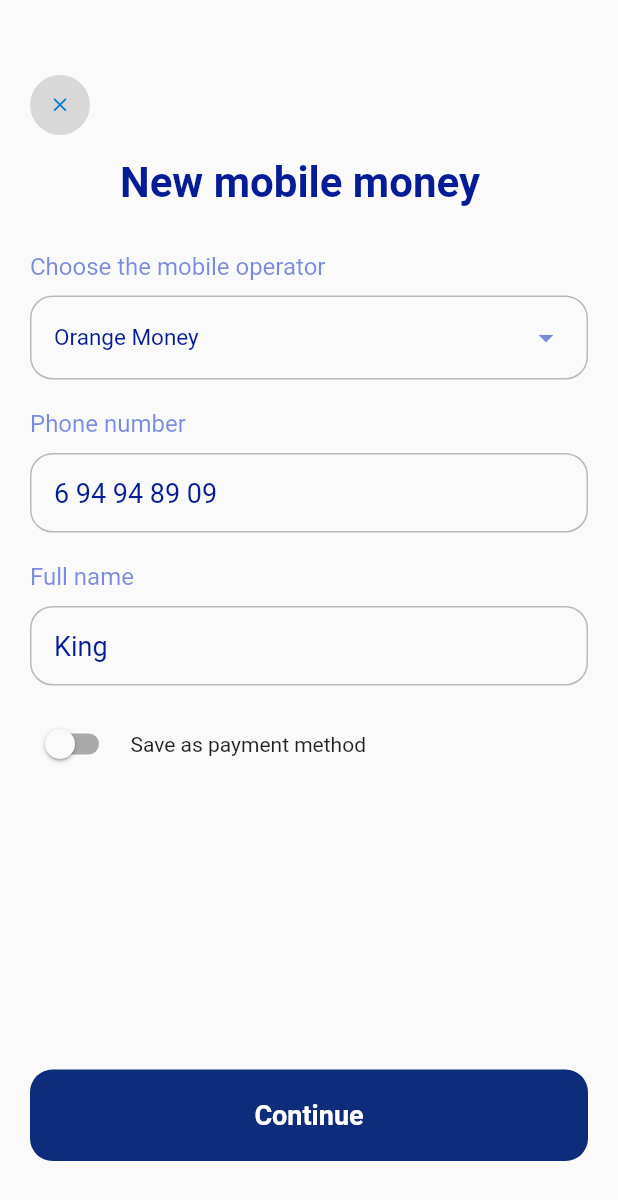
After one commit to asamoah-fred/Flutter-Project, a Flutter app: the NewMobileMoney screen opened directly, on a phone screen of 412 x 824 dp. The commit adds this screen. Shown: the top 1200 px of the screen. Run offline on Flutter 3.47's test engine with Material 2 defaults, Android fonts, the phone set to English and light mode, and no system bars.

```diff
--- /dev/null
+++ b/lib/ui/mobile_method.dart
@@ -0,0 +1,202 @@
+// ignore_for_file: prefer_const_constructors, prefer_const_literals_to_create_immutables
+
+import 'package:flutter/material.dart';
+
+class NewMobileMoney extends StatefulWidget {
+  const NewMobileMoney({Key? key}) : super(key: key);
+
+  @override
+  State<NewMobileMoney> createState() => _NewMobileMoneyState();
+}
+
+class _NewMobileMoneyState extends State<NewMobileMoney> {
+  bool isSwitched = false;
+  @override
+  Widget build(BuildContext context) {
+    return Scaffold(
+      body: Container(
+        padding: EdgeInsets.symmetric(vertical: 50, horizontal: 20),
+        child: Column(
+          crossAxisAlignment: CrossAxisAlignment.start,
+          mainAxisAlignment: MainAxisAlignment.start,
+          children: [
+            GestureDetector(
+              onTap: () {
+                Navigator.pop(context);
+              },
+              child: CircleAvatar(
+                radius: 20,
+                backgroundColor: Color.fromARGB(255, 216, 216, 216),
+                child: Icon(
+                  Icons.close,
+                  color: Color.fromARGB(255, 5, 124, 194),
+                  size: 15,
+                ),
+              ),
+            ),
+            SizedBox(
+              height: 15,
+            ),
+            Padding(
+              padding: const EdgeInsets.symmetric(
+                horizontal: 60,
+              ),
+              child: Text(
+                'New mobile money',
+                style: TextStyle(
+                  fontSize: 28,
+                  color: Color.fromARGB(255, 6, 28, 151),
+                  fontWeight: FontWeight.bold,
+                ),
+              ),
+            ),
+            SizedBox(
+              height: 30,
+            ),
+            Text(
+              'Choose the mobile operator',
+              style: TextStyle(
+                color: Color.fromARGB(144, 21, 53, 197),
+                fontWeight: FontWeight.normal,
+                fontSize: 16,
+              ),
+            ),
+            SizedBox(
+              height: 10,
+            ),
+            Container(
+              padding: EdgeInsets.symmetric(vertical: 15, horizontal: 15),
+              decoration: BoxDecoration(
+                borderRadius: BorderRadius.circular(15),
+                border: Border.all(
+                  color: Colors.black26,
+                ),
+              ),
+              child: Row(
+                children: [
+                  Text(
+                    'Orange Money',
+                    style: TextStyle(
+                      color: Color.fromARGB(255, 6, 28, 151),
+                      fontSize: 15,
+                    ),
+                  ),
+                  Spacer(),
+                  Icon(
+                    Icons.arrow_drop_down_outlined,
+                    color: Color.fromARGB(144, 21, 53, 197),
+                  ),
+                ],
+              ),
+            ),
+            SizedBox(
+              height: 20,
+            ),
+            Text(
+              'Phone number',
+              style: TextStyle(
+                color: Color.fromARGB(144, 21, 53, 197),
+                fontWeight: FontWeight.normal,
+                fontSize: 16,
+              ),
+            ),
+            SizedBox(
+              height: 10,
+            ),
+            Container(
+              padding: EdgeInsets.symmetric(vertical: 15, horizontal: 15),
+              decoration: BoxDecoration(
+                borderRadius: BorderRadius.circular(15),
+                border: Border.all(
+                  color: Colors.black26,
+                ),
+              ),
+              child: Row(
+                children: [
+                  Text(
+                    '6 94 94 89 09',
+                    style: TextStyle(
+                      color: Color.fromARGB(255, 6, 28, 151),
+                      fontSize: 18,
+                    ),
+                  ),
+                ],
+              ),
+            ),
+            SizedBox(
+              height: 20,
+            ),
+            Text(
+              'Full name',
+              style: TextStyle(
+                color: Color.fromARGB(144, 21, 53, 197),
+                fontWeight: FontWeight.normal,
+                fontSize: 16,
+              ),
+            ),
+            SizedBox(
+              height: 10,
+            ),
+            Container(
+              padding: EdgeInsets.symmetric(vertical: 15, horizontal: 15),
+              decoration: BoxDecoration(
+                borderRadius: BorderRadius.circular(15),
+                border: Border.all(
+                  color: Colors.black26,
+                ),
+              ),
+              child: Row(
+                children: [
+                  Text(
+                    'King',
+                    style: TextStyle(
+                      color: Color.fromARGB(255, 6, 28, 151),
+                      fontSize: 18,
+                    ),
+                  ),
+                ],
+              ),
+            ),
+            SizedBox(
+              height: 15,
+            ),
+            Row(
+              children: [
+                Switch(
+                    activeColor: Colors.white,
+                    activeTrackColor: Colors.blue,
+                    value: isSwitched,
+                    onChanged: (value) {
+                      setState(() {
+                        isSwitched = value;
+                      });
+                    }),
+                SizedBox(
+                  width: 8,
+                ),
+                Text('Save as payment method')
+              ],
+            ),
+            Spacer(),
+            Container(
+              padding: EdgeInsets.symmetric(vertical: 20),
+              decoration: BoxDecoration(
+                  borderRadius: BorderRadius.circular(15),
+                  color: Color.fromARGB(255, 13, 44, 123)),
+              child: Center(
+                child: Text(
+                  'Continue',
+                  style: TextStyle(
+                    color: Colors.white,
+                    fontWeight: FontWeight.bold,
+                    fontSize: 18,
+                  ),
+                ),
+              ),
+            ),
+          ],
+        ),
+      ),
+    );
+  }
+}
```
Also changed, not shown: lib/screens/login_page.dart (deleted, +0 -144 lines), lib/ui/payment_method.dart (+21 -139 lines).
